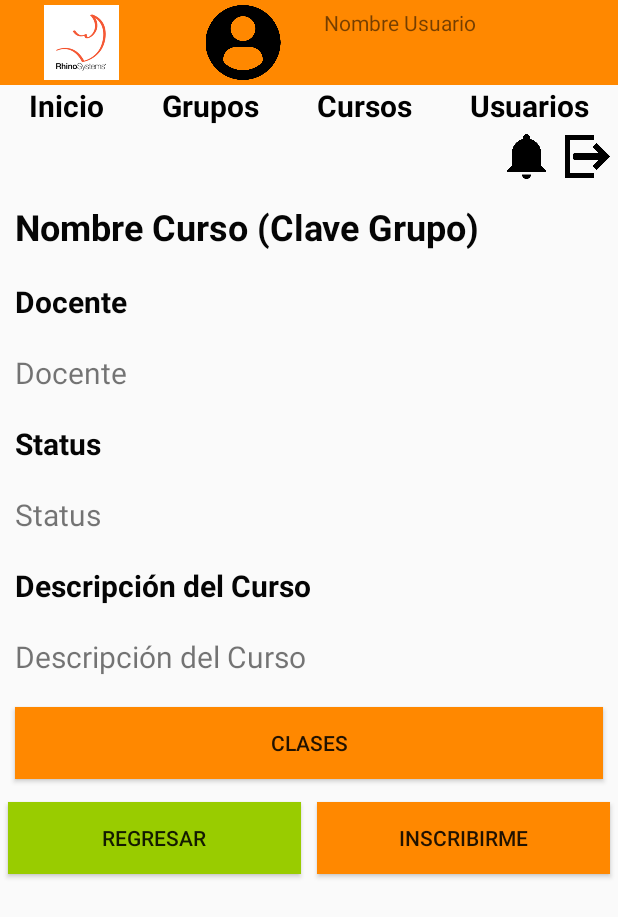
After one commit to rafapaniagua/EquipoMoviles, an Android app: the DetalleGrupo screen opened directly, with no data from a screen before it, on a phone screen of 412 x 824 dp. The commit adds this screen. Shown: the top 917 px of the screen. Run offline under Robolectric (Android 15) with nearby library versions, the phone set to English and light mode, and no system bars.

Commit message:
Vista Detalle de Grupo

```diff
--- a/Capacitaciones/app/src/main/AndroidManifest.xml
+++ b/Capacitaciones/app/src/main/AndroidManifest.xml
@@ -9,7 +9,8 @@
         android:roundIcon="@mipmap/ic_launcher_round"
         android:supportsRtl="true"
         android:theme="@style/Theme.AppCompat.Light.NoActionBar">
-        <activity android:name=".DetalleCurso"></activity>
+        <activity android:name=".DetalleGrupo"></activity>
+        <activity android:name=".DetalleCurso" />
         <activity android:name=".ListClase" />
         <activity android:name=".AddClase" />
         <activity android:name=".ListGrupo" />
--- a/Capacitaciones/app/src/main/java/com/example/capacitaciones/AdapterGrupos.java
+++ b/Capacitaciones/app/src/main/java/com/example/capacitaciones/AdapterGrupos.java
@@ -77,6 +77,25 @@ public class AdapterGrupos extends RecyclerView.Adapter<AdapterGrupos.ViewHolder
             docente.setText(grupo.getDocente());
             integrantes.setText(String.valueOf(grupo.getNo_integrantes()));
 
+            //EVENTO PARA BOTÓN DE VER DETALLE DE GRUPO
+            ver.setOnClickListener(new View.OnClickListener() {
+                @Override
+                public void onClick(View v) {
+                    Intent intent = new Intent(v.getContext(), DetalleGrupo.class);
+
+                    intent.putExtra("is_admin", is_admin);
+                    intent.putExtra("id_usuario", id_usuario);
+                    intent.putExtra("nombreCompleto", nombreCompleto);
+                    intent.putExtra("id_grupo", String.valueOf(grupo.getId_grupo()));
+
+                    v.getContext().startActivity(intent);
+
+                    //EL CÓDIGO DE LA LÍNEA DE ABAJO ES EL EQUIVALENTE A this.finish()
+                    //PARA CERRAR EL ACTIVITY ACTUAL DESDE EL ADAPTER
+                    ((Activity) v.getContext()).finish();
+                }
+            });
+
             //EVENTO PARA BOTÓN DE EDITAR GRUPO
             editar.setOnClickListener(new View.OnClickListener() {
                 @Override
@@ -122,6 +141,7 @@ public class AdapterGrupos extends RecyclerView.Adapter<AdapterGrupos.ViewHolder
 
                         intent.putExtra("is_admin", is_admin);
                         intent.putExtra("id_usuario", id_usuario);
+                        intent.putExtra("nombreCompleto", nombreCompleto);
 
                         v.getContext().startActivity(intent);
 
--- /dev/null
+++ b/Capacitaciones/app/src/main/java/com/example/capacitaciones/DetalleGrupo.java
@@ -0,0 +1,13 @@
+package com.example.capacitaciones;
+
+import android.support.v7.app.AppCompatActivity;
+import android.os.Bundle;
+
+public class DetalleGrupo extends AppCompatActivity {
+
+    @Override
+    protected void onCreate(Bundle savedInstanceState) {
+        super.onCreate(savedInstanceState);
+        setContentView(R.layout.activity_detalle_grupo);
+    }
+}
--- /dev/null
+++ b/Capacitaciones/app/src/main/res/layout/activity_detalle_grupo.xml
@@ -0,0 +1,228 @@
+<?xml version="1.0" encoding="utf-8"?>
+<LinearLayout xmlns:android="http://schemas.android.com/apk/res/android"
+    xmlns:app="http://schemas.android.com/apk/res-auto"
+    xmlns:tools="http://schemas.android.com/tools"
+    android:layout_width="match_parent"
+    android:layout_height="match_parent"
+    android:orientation="vertical"
+    tools:context=".DetalleGrupo">
+
+    <TableRow
+        android:id="@+id/tr_barra"
+        android:layout_width="match_parent"
+        android:layout_height="wrap_content"
+        android:background="@android:color/holo_orange_dark"
+        android:orientation="horizontal">
+
+        <ImageView
+            android:id="@+id/iv_logo"
+            android:layout_width="70dp"
+            android:layout_height="50dp"
+            android:layout_margin="3dp"
+            android:layout_weight="1"
+            android:contentDescription="@string/vacio"
+            app:srcCompat="@drawable/rhino_logo" />
+
+        <ImageView
+            android:id="@+id/iv_perfil"
+            android:layout_width="70dp"
+            android:layout_height="50dp"
+            android:layout_margin="3dp"
+            android:layout_weight="1"
+            android:contentDescription="@string/vacio"
+            app:srcCompat="@drawable/icono_perfil" />
+
+        <TextView
+            android:id="@+id/tv_nombre_usuario"
+            android:layout_width="wrap_content"
+            android:layout_height="wrap_content"
+            android:layout_marginTop="5dp"
+            android:layout_weight="3"
+            android:text="@string/menu_nombreU" />
+    </TableRow>
+
+    <TableRow
+        android:id="@+id/tr_menu"
+        android:layout_width="match_parent"
+        android:layout_height="wrap_content"
+        android:orientation="horizontal">
+
+        <TextView
+            android:id="@+id/tv_inicio"
+            android:layout_width="wrap_content"
+            android:layout_height="wrap_content"
+            android:layout_weight="1"
+            android:gravity="center"
+            android:text="@string/menu_inicio"
+            android:textColor="@android:color/black"
+            android:textSize="20sp"
+            android:textStyle="bold"/>
+
+        <TextView
+            android:id="@+id/tv_grupo"
+            android:layout_width="wrap_content"
+            android:layout_height="wrap_content"
+            android:layout_weight="1"
+            android:gravity="center"
+            android:text="@string/menu_grupo"
+            android:textColor="@android:color/black"
+            android:textSize="20sp"
+            android:textStyle="bold"/>
+
+        <TextView
+            android:id="@+id/tv_curso"
+            android:layout_width="wrap_content"
+            android:layout_height="wrap_content"
+            android:layout_weight="1"
+            android:gravity="center"
+            android:text="@string/menu_curso"
+            android:textColor="@android:color/black"
+            android:textSize="20sp"
+            android:textStyle="bold"/>
+
+        <TextView
+            android:id="@+id/tv_usuario"
+            android:layout_width="wrap_content"
+            android:layout_height="wrap_content"
+            android:layout_weight="1"
+            android:gravity="center"
+            android:text="@string/menu_usuario"
+            android:textColor="@android:color/black"
+            android:textSize="20sp"
+            android:textStyle="bold"/>
+    </TableRow>
+
+    <TableRow
+        android:id="@+id/tr_notificaciones"
+        android:layout_width="match_parent"
+        android:layout_height="wrap_content"
+        android:gravity="right"
+        android:orientation="horizontal">
+
+        <ImageView
+            android:id="@+id/iv_notificacion"
+            android:layout_width="30dp"
+            android:layout_height="30dp"
+            android:layout_margin="5dp"
+            android:contentDescription="@string/vacio"
+            app:srcCompat="@drawable/icono_notificacion" />
+
+        <ImageView
+            android:id="@+id/iv_salir"
+            android:layout_width="30dp"
+            android:layout_height="30dp"
+            android:layout_margin="5dp"
+            android:contentDescription="@string/vacio"
+            app:srcCompat="@drawable/icono_salir" />
+
+    </TableRow>
+
+    <TextView
+        android:id="@+id/tv_detalle_grupo_nombre"
+        android:layout_width="match_parent"
+        android:layout_height="wrap_content"
+        android:layout_margin="10dp"
+        android:layout_marginLeft="15dp"
+        android:text="@string/detalle_grupo_clave"
+        android:textColor="#FA000000"
+        android:textSize="24sp"
+        android:textStyle="bold" />
+
+    <TextView
+        android:id="@+id/tv_detalle_grupo_docente"
+        android:layout_width="match_parent"
+        android:layout_height="wrap_content"
+        android:layout_margin="10dp"
+        android:layout_marginTop="10dp"
+        android:text="@string/grupo_docente"
+        android:textColor="#FA000000"
+        android:textSize="20sp"
+        android:textStyle="bold"/>
+
+    <TextView
+        android:id="@+id/tv_info_detalle_grupo_docente"
+        android:layout_width="match_parent"
+        android:layout_height="wrap_content"
+        android:layout_margin="10dp"
+        android:layout_marginTop="10dp"
+        android:text="@string/grupo_docente"
+        android:textSize="20sp" />
+
+    <TextView
+        android:id="@+id/tv_detalle_grupo_status"
+        android:layout_width="match_parent"
+        android:layout_height="wrap_content"
+        android:layout_margin="10dp"
+        android:layout_marginTop="10dp"
+        android:text="@string/grupo_status"
+        android:textColor="#FA000000"
+        android:textSize="20sp"
+        android:textStyle="bold"/>
+
+    <TextView
+        android:id="@+id/tv_info_detalle_grupo_status"
+        android:layout_width="match_parent"
+        android:layout_height="wrap_content"
+        android:layout_margin="10dp"
+        android:layout_marginTop="10dp"
+        android:text="@string/grupo_status"
+        android:textSize="20sp" />
+
+    <TextView
+        android:id="@+id/tv_detalle_grupo_descripcion_curso"
+        android:layout_width="match_parent"
+        android:layout_height="wrap_content"
+        android:layout_margin="10dp"
+        android:layout_marginTop="10dp"
+        android:text="@string/detalle_grupo_descripcion_curso"
+        android:textColor="#FA000000"
+        android:textSize="20sp"
+        android:textStyle="bold"/>
+
+    <TextView
+        android:id="@+id/tv_info_detalle_grupo_descripcion_curso"
+        android:layout_width="match_parent"
+        android:layout_height="wrap_content"
+        android:layout_margin="10dp"
+        android:layout_marginTop="10dp"
+        android:text="@string/detalle_grupo_descripcion_curso"
+        android:textSize="20sp" />
+
+    <Button
+        android:id="@+id/btn_clases"
+        android:layout_width="match_parent"
+        android:layout_height="wrap_content"
+        android:layout_margin="10dp"
+        android:background="@android:color/holo_orange_dark"
+        android:text="@string/detalle_grupo_clases" />
+
+    <LinearLayout
+        android:layout_width="match_parent"
+        android:layout_height="wrap_content"
+        android:orientation="vertical" >
+
+        <TableRow
+            android:id="@+id/tr_botones"
+            android:layout_width="match_parent"
+            android:layout_height="match_parent">
+
+            <Button
+                android:id="@+id/btn_regresar"
+                android:layout_width="match_parent"
+                android:layout_height="wrap_content"
+                android:layout_margin="5dp"
+                android:layout_weight="1"
+                android:background="@android:color/holo_green_light"
+                android:text="@string/detalle_grupo_regresar" />
+
+            <Button
+                android:id="@+id/btn_curso_agregar"
+                android:layout_width="match_parent"
+                android:layout_height="wrap_content"
+                android:layout_margin="5dp"
+                android:layout_weight="1"
+                android:background="@android:color/holo_orange_dark"
+                android:text="@string/detalle_grupo_inscribirme" />
+        </TableRow>
+    </LinearLayout>
+</LinearLayout>
--- a/Capacitaciones/app/src/main/res/values/strings.xml
+++ b/Capacitaciones/app/src/main/res/values/strings.xml
@@ -90,4 +90,10 @@
     <string name="inicio_list_clase_status">Status</string>
     <string name="inicio_list_clase_btnvermas">Ver Mas</string>
 
+    <string name="detalle_grupo_clave">Nombre Curso (Clave Grupo)</string>
+    <string name="detalle_grupo_descripcion_curso">Descripción del Curso</string>
+    <string name="detalle_grupo_clases">Clases</string>
+    <string name="detalle_grupo_regresar">Regresar</string>
+    <string name="detalle_grupo_inscribirme">Inscribirme</string>
+
 </resources>
```
